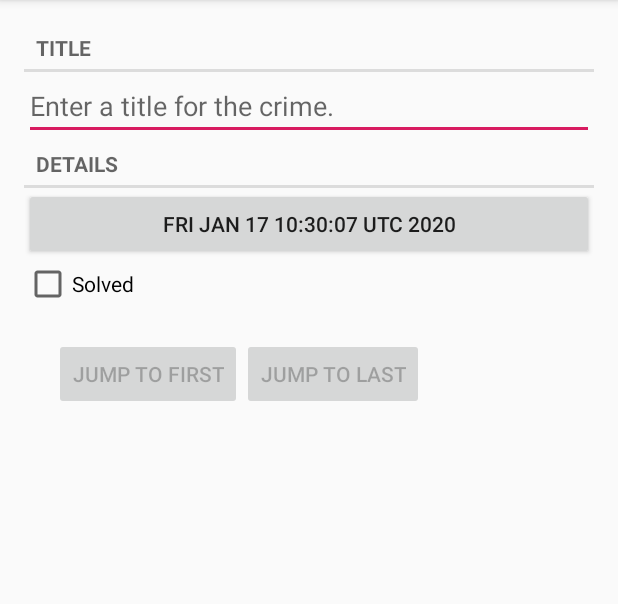
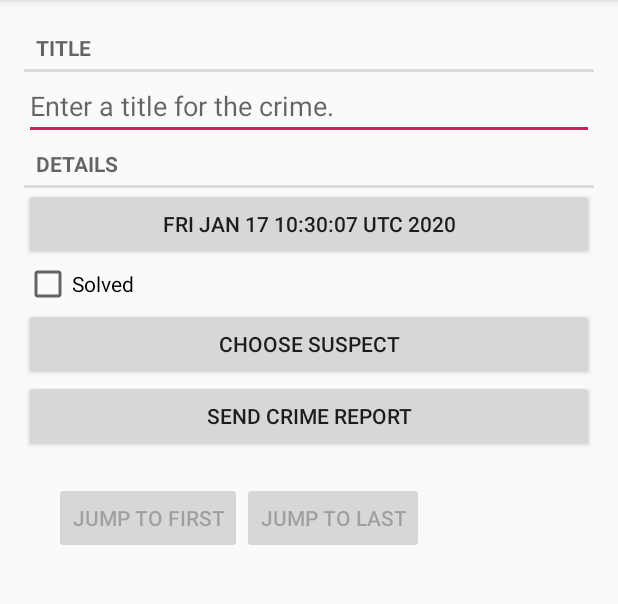
Before and after one commit to 40550074/AndroidLearningDemoCriminalIntent, an Android app: the screen it shows after launch (CrimePagerActivity), after a tap on "New Crime", on a phone screen of 412 x 824 dp, the part 84-688 px from its top. Run offline under Robolectric (Android 15) with nearby library versions, the phone set to English and light mode, and no system bars.

Commit message:
Add choose suspect and report crime button

```diff
--- a/CriminalIntent/app/src/main/java/com/example/criminalintent/Crime.java
+++ b/CriminalIntent/app/src/main/java/com/example/criminalintent/Crime.java
@@ -9,6 +9,7 @@ public class Crime {
     private String mTitle;
     private Date mDate;
     private boolean mSolved;
+    private String mSuspect;
 
     public Crime() {
         this(UUID.randomUUID());
@@ -46,4 +47,13 @@ public class Crime {
     public void setSolved(boolean solved) {
         mSolved = solved;
     }
+
+    public String getSuspect() {
+        return mSuspect;
+    }
+
+    public void setSuspect(String suspect) {
+        mSuspect = suspect;
+    }
+
 }
--- a/CriminalIntent/app/src/main/java/com/example/criminalintent/CrimeBaseHelper.java
+++ b/CriminalIntent/app/src/main/java/com/example/criminalintent/CrimeBaseHelper.java
@@ -19,7 +19,8 @@ public class CrimeBaseHelper extends SQLiteOpenHelper {
         db.execSQL(" create table " + CrimeTable.NAME +
                 "(" + "_id integer primary key autoincrement, "
                 + CrimeTable.Cols.UUID + ", " + CrimeTable.Cols.TITLE
-                + ", " + CrimeTable.Cols.DATE + ", " + CrimeTable.Cols.SLOVED + ")");
+                + ", " + CrimeTable.Cols.DATE + ", " + CrimeTable.Cols.SLOVED
+                + ", " + CrimeTable.Cols.SUSPECT + ")");
     }
 
     public void onUpgrade(SQLiteDatabase db, int oldVersion, int newVersion) {
--- a/CriminalIntent/app/src/main/java/com/example/criminalintent/CrimeCursorWrapper.java
+++ b/CriminalIntent/app/src/main/java/com/example/criminalintent/CrimeCursorWrapper.java
@@ -18,11 +18,13 @@ public class CrimeCursorWrapper extends CursorWrapper {
         String title = getString(getColumnIndex(CrimeTable.Cols.TITLE));
         long date = getLong(getColumnIndex(CrimeTable.Cols.DATE));
         int isSolved = getInt(getColumnIndex(CrimeTable.Cols.SLOVED));
+        String suspect = getString(getColumnIndex(CrimeTable.Cols.SUSPECT));
 
         Crime crime = new Crime(UUID.fromString(uuidString));
         crime.setTitle(title);
         crime.setDate(new Date(date));
         crime.setSolved(isSolved != 0);
+        crime.setSuspect(suspect);
 
         return crime;
     }
--- a/CriminalIntent/app/src/main/java/com/example/criminalintent/CrimeDbSchema.java
+++ b/CriminalIntent/app/src/main/java/com/example/criminalintent/CrimeDbSchema.java
@@ -9,6 +9,7 @@ public class CrimeDbSchema {
             public static final String TITLE = "title";
             public static final String DATE = "date";
             public static final String SLOVED = "solved";
+            public static final String SUSPECT = "suspect";
         }
     }
 }
--- a/CriminalIntent/app/src/main/java/com/example/criminalintent/CrimeLab.java
+++ b/CriminalIntent/app/src/main/java/com/example/criminalintent/CrimeLab.java
@@ -81,6 +81,7 @@ public class CrimeLab {
         values.put(CrimeTable.Cols.TITLE, crime.getTitle());
         values.put(CrimeTable.Cols.DATE, crime.getDate().getTime());
         values.put(CrimeTable.Cols.SLOVED, crime.isSolved() ? 1 : 0);
+        values.put(CrimeTable.Cols.SUSPECT, crime.getSuspect());
 
         return values;
     }
--- a/CriminalIntent/app/src/main/res/layout/fragment_crime.xml
+++ b/CriminalIntent/app/src/main/res/layout/fragment_crime.xml
@@ -34,6 +34,18 @@
         android:id="@+id/crime_solved"
         android:text="@string/crime_solved_label"/>
 
+    <Button
+        android:layout_width="match_parent"
+        android:layout_height="wrap_content"
+        android:id="@+id/crime_suspect"
+        android:text="@string/crime_suspect_title"/>
+
+    <Button
+        android:layout_width="match_parent"
+        android:layout_height="wrap_content"
+        android:id="@+id/crime_report"
+        android:text="@string/crime_report_text"/>
+
     <LinearLayout
         android:orientation="horizontal"
         android:layout_width="wrap_content"
--- a/CriminalIntent/app/src/main/res/values/strings.xml
+++ b/CriminalIntent/app/src/main/res/values/strings.xml
@@ -15,4 +15,14 @@
         <item quantity="one">%1$d crime</item>
         <item quantity="other">%1$d crimes</item>
     </plurals>
+    <string name="crime_suspect_title">Choose Suspect</string>
+    <string name="crime_report_text">Send Crime Report</string>
+    <string name="crime_report">%1$s! The crime was discovered on %2$s. %3$s, and %4$s</string>
+    <string name="crime_report_solved">This case is solved</string>
+    <string name="crime_report_unsoleved">This case is not solved</string>
+    <string name="crime_report_no_suspect">There is no suspect.</string>
+    <string name="crime_report_suspect">The suspect is %s.</string>
+    <string name="crime_report_subject">CriminalIntent Crime Report</string>
+    <string name="send_report">Send crime report via</string>
+
 </resources>
```
Also changed, not shown: CriminalIntent/app/src/main/java/com/example/criminalintent/CrimeFragment.java (+73 -2 lines).
